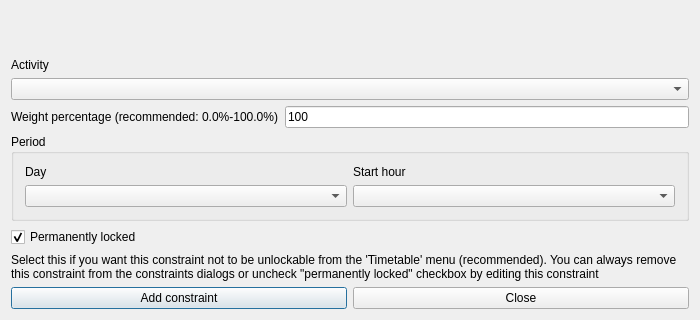
First picture: the form in fet/src/interface/addconstraintactivitypreferredstartingtimeform_template.ui, repository vonmecheln/fet, before the edit; both pictures show x 0 to 700 and y 235 to 555 of the 700 by 555 pixel window.
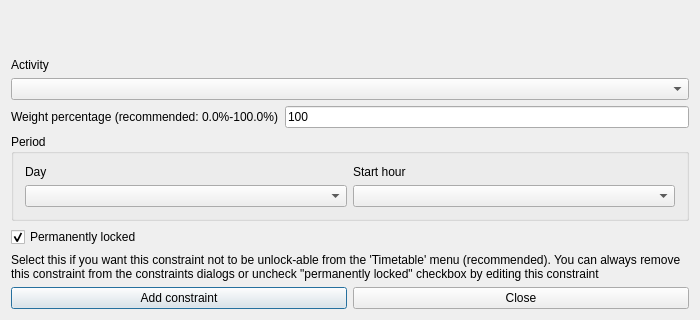
Second picture: the form after the edit.

The edit to the form file:
```diff
--- a/fet/src/interface/addconstraintactivitypreferredstartingtimeform_template.ui
+++ b/fet/src/interface/addconstraintactivitypreferredstartingtimeform_template.ui
@@ -212,7 +212,7 @@
         </sizepolicy>
        </property>
        <property name="text">
-        <string>Select this if you want this constraint not to be unlockable from the 'Timetable' menu (recommended). You can always remove this constraint from the constraints dialogs or uncheck &quot;permanently locked&quot; checkbox by editing this constraint</string>
+        <string>Select this if you want this constraint not to be unlock-able from the 'Timetable' menu (recommended). You can always remove this constraint from the constraints dialogs or uncheck &quot;permanently locked&quot; checkbox by editing this constraint</string>
        </property>
        <property name="alignment">
         <set>Qt::AlignVCenter</set>
```
